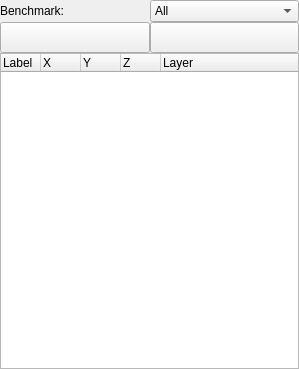
Qt form scripts/Misc/PointMark/PointMarkList/PointMarkList.ui (qcad/qcad) before a commit.
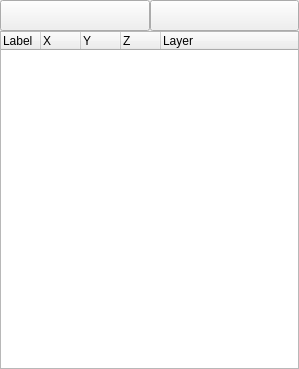
The same form after that commit.

Commit message:
update point mark tools
clean up
sort items
fix initial benchmark counter
export selected benchmark to csv

Patch:
```diff
--- a/scripts/Misc/PointMark/PointMarkList/PointMarkList.ui
+++ b/scripts/Misc/PointMark/PointMarkList/PointMarkList.ui
@@ -27,34 +27,7 @@
     <number>0</number>
    </property>
    <item>
-    <layout class="QHBoxLayout" name="horizontalLayout_2">
-     <item>
-      <widget class="QLabel" name="label">
-       <property name="text">
-        <string>Benchmark:</string>
-       </property>
-      </widget>
-     </item>
-     <item>
-      <widget class="QComboBox" name="comboBox">
-       <item>
-        <property name="text">
-         <string>All</string>
-        </property>
-       </item>
-       <item>
-        <property name="text">
-         <string>BM001</string>
-        </property>
-       </item>
-       <item>
-        <property name="text">
-         <string>BM002</string>
-        </property>
-       </item>
-      </widget>
-     </item>
-    </layout>
+    <layout class="QHBoxLayout" name="horizontalLayout_2"/>
    </item>
    <item>
     <layout class="QHBoxLayout" name="horizontalLayout">
```
The commit also changes 5 other files.
